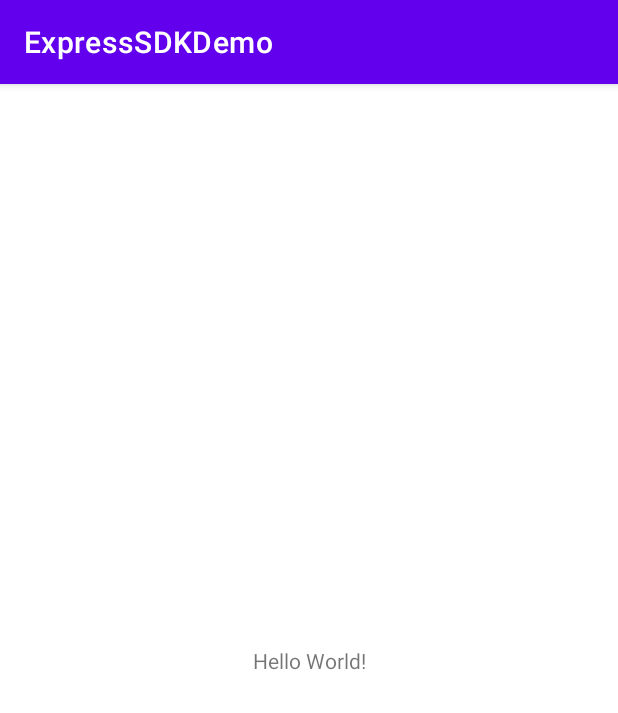
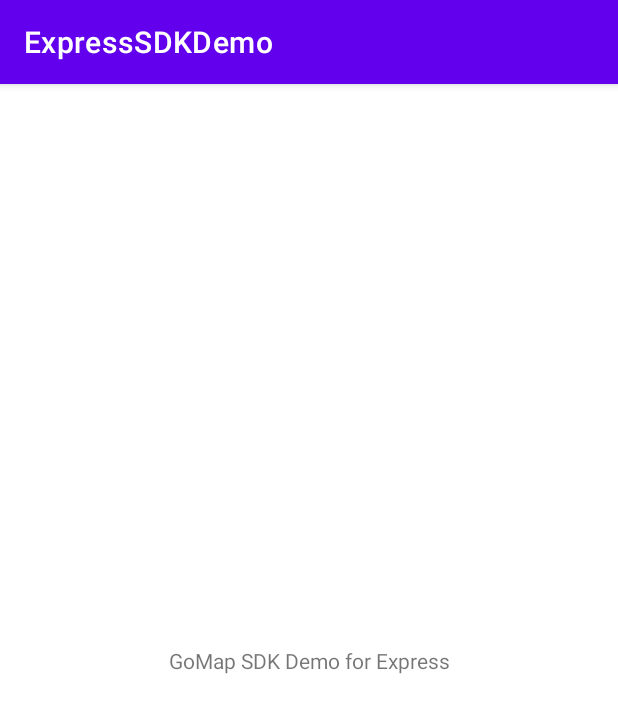
Before and after one commit to gomapae/ExpressSDK-Demo, an Android app: the screen it shows after launch (MainActivity), on a phone screen of 412 x 824 dp. Shown: the top 713 px of the screen. Run offline under Robolectric (Android 15) with nearby library versions, the phone set to English and light mode, and no system bars.

```diff
--- a/app/src/main/res/layout/activity_main.xml
+++ b/app/src/main/res/layout/activity_main.xml
@@ -9,7 +9,7 @@
     <TextView
         android:layout_width="wrap_content"
         android:layout_height="wrap_content"
-        android:text="Hello World!"
+        android:text="GoMap SDK Demo for Express"
         app:layout_constraintBottom_toBottomOf="parent"
         app:layout_constraintLeft_toLeftOf="parent"
         app:layout_constraintRight_toRightOf="parent"
```
Also changed, not shown: 3 other files.
